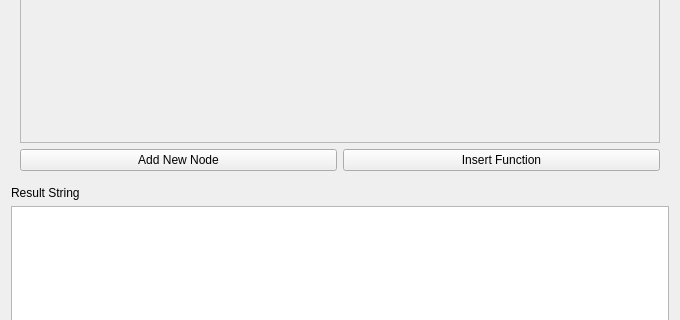
Qt form LASSIE/src/ui/FunctionGenerator.ui (passyur/DISSCO-2.2.0) before a commit; both pictures show x 0 to 680 and y 226 to 546 of the 680 by 663 pixel window.
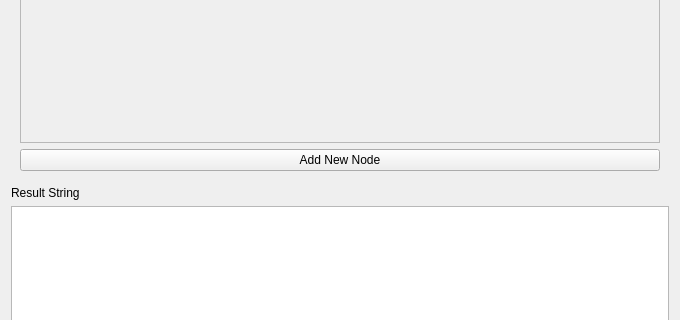
The same form after that commit. The open tabs and pages were chosen to show the change.

Commit message:
function generator: implement select dialog
also, pre-populate Select dialog from existing function string
	* The <List> element stores comma-separated values (matching CMOD's parser in
	   implementation).

The edit to the form file:
```diff
--- a/LASSIE/src/ui/FunctionGenerator.ui
+++ b/LASSIE/src/ui/FunctionGenerator.ui
@@ -585,22 +585,11 @@
         </item>
 
         <item>
-        <layout class="QHBoxLayout" name="selectButtonsLayout">
-            <item>
                 <widget class="QPushButton" name="selectAddNode">
                 <property name="text">
                     <string>Add New Node</string>
                 </property>
                 </widget>
-            </item>
-            <item>
-                <widget class="QPushButton" name="selectInsertFn">
-                <property name="text">
-                    <string>Insert Function</string>
-                </property>
-                </widget>
-            </item>
-        </layout>
         </item>
       </layout>
     </widget>
```
Left out of the diff: 2 changed lines with no effect on the pictures. Lines whose indentation alone changed are shown as unchanged. The commit also changes 2 other files.
